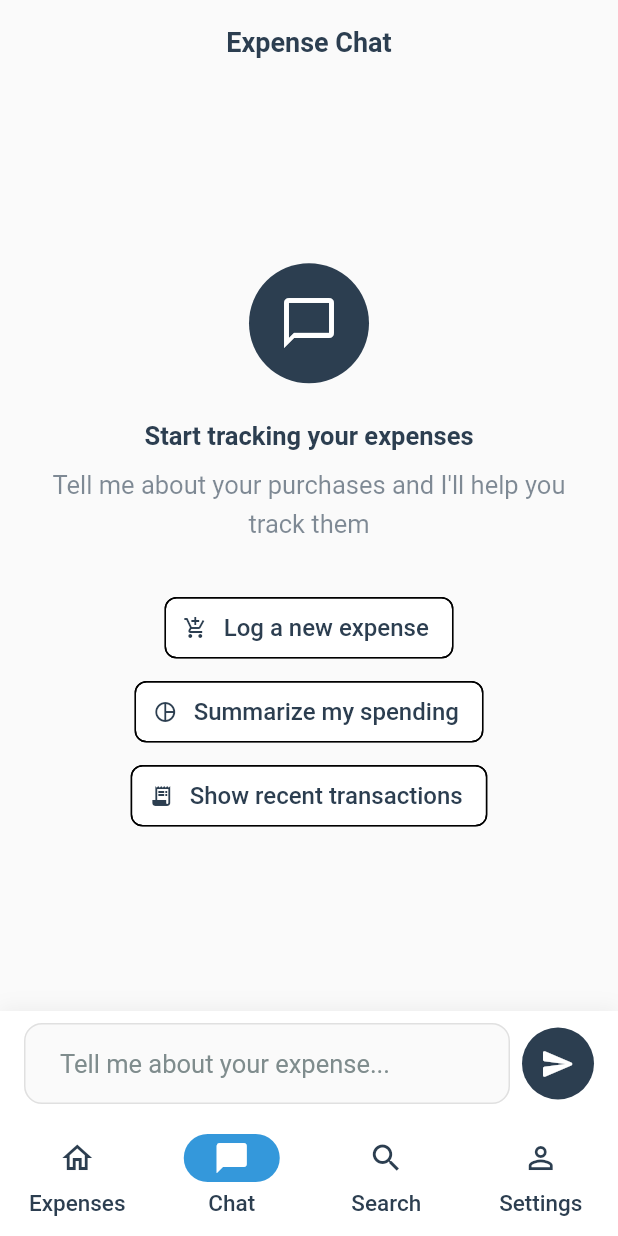
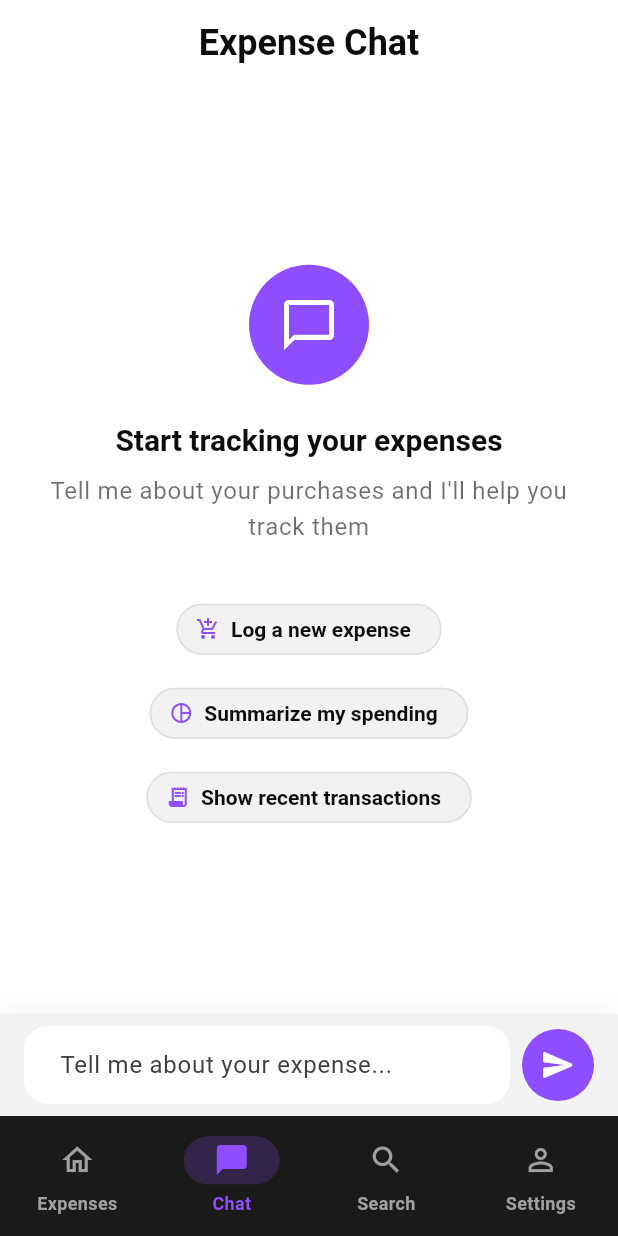
Before and after one commit to dmoreq/our_spends, a Flutter app: the screen it shows after launch, swiped to page 2, on a phone screen of 412 x 824 dp. Run offline on Flutter 3.47's test engine with Material 3 defaults, Android fonts, the phone set to English and light mode, and no system bars; our stand-ins replace flutter_svg, google_generative_ai, shared_preferences; Roboto replaces fonts that are missing (Urbanist).

Commit message:
refactor(app): update provider and theme implementation

```diff
--- a/lib/providers/expense_provider.dart
+++ b/lib/providers/expense_provider.dart
@@ -1,3 +1,5 @@
+import 'dart:async';
+
 import 'package:flutter/material.dart';
 import '../models/expense.dart';
 import '../services/api_service.dart';
@@ -14,14 +16,24 @@ class ExpenseProvider extends ChangeNotifier {
   String? _errorMessage;
   bool _isInitialized = false;
 
+  final _expenseStreamController = StreamController<List<Expense>>.broadcast();
+
   List<Expense> get expenses => _expenses;
   bool get isLoading => _isLoading;
   String? get errorMessage => _errorMessage;
   bool get isInitialized => _isInitialized;
 
+  Stream<List<Expense>> get expensesStream => _expenseStreamController.stream;
+
   ExpenseProvider() {
     _queryService = ExpenseQueryService();
     _initializeDatabase();
+  }
+
+  @override
+  void dispose() {
+    _expenseStreamController.close();
+    super.dispose();
   }
 
   Future<void> _initializeDatabase() async {
@@ -40,6 +52,7 @@ class ExpenseProvider extends ChangeNotifier {
       final expenses = await _databaseService.getExpenses();
       _expenses.clear();
       _expenses.addAll(expenses);
+      _expenseStreamController.add(_expenses);
       notifyListeners();
     } catch (e) {
       _setError('Failed to load expenses: ${e.toString()}');
--- a/lib/theme/app_theme.dart
+++ b/lib/theme/app_theme.dart
@@ -1,190 +1,169 @@
 import 'package:flutter/material.dart';
 
 class AppTheme {
-  // Minimalist color palette
-  static const Color _primaryColor = Color(0xFF2C3E50);
-  static const Color _secondaryColor = Color(0xFF3498DB);
-  static const Color _backgroundColor = Color(0xFFFAFAFA);
-  static const Color _surfaceColor = Colors.white;
-  static const Color _errorColor = Color(0xFFE74C3C);
-  static const Color _textPrimary = Color(0xFF2C3E50);
-  static const Color _textSecondary = Color(0xFF7F8C8D);
+  // AI Chat App UI inspired color palette
+  static const Color _primaryColor = Color(0xFF8E4DFF);
+  static const Color _secondaryColor = Color(0xFFB89CFF);
+  static const Color _accentColor = Color(0xFFFF7675);
+
+  // Light Theme Colors
+  static const Color _lightBackgroundColor = Color(0xFFFFFFFF);
+  static const Color _lightSurfaceColor = Color(0xFFF2F2F2);
+  static const Color _lightTextPrimary = Color(0xFF0D0D0D);
+  static const Color _lightTextSecondary = Color(0xFF404040);
+  static const Color _lightTextTertiary = Color(0xFF999999);
+
+  // Dark Theme Colors
+  static const Color _darkBackgroundColor = Color(0xFF0D0D0D);
+  static const Color _darkSurfaceColor = Color(0xFF1A1A1A);
+  static const Color _darkTextPrimary = Color(0xFFFFFFFF);
+  static const Color _darkTextSecondary = Color(0xFFA0A0A0);
+  static const Color _darkTextTertiary = Color(0xFF595959);
+
+  static const Color _errorColor = Color(0xFFE17055);
+  static const Color _successColor = Color(0xFF00B894);
 
   static ThemeData get lightTheme {
     return ThemeData(
       useMaterial3: true,
+      brightness: Brightness.light,
       colorScheme: const ColorScheme.light(
         primary: _primaryColor,
         secondary: _secondaryColor,
-        surface: _surfaceColor,
+        tertiary: _accentColor,
+        surface: _lightSurfaceColor,
+        background: _lightBackgroundColor,
         error: _errorColor,
         onPrimary: Colors.white,
-        onSecondary: Colors.white,
-        onSurface: _textPrimary,
+        onSecondary: Colors.black,
+        onSurface: _lightTextPrimary,
+        onBackground: _lightTextPrimary,
         onError: Colors.white,
+        outline: _lightTextTertiary,
+        surfaceContainerHighest: Color(0xFFE0E0E0),
       ),
-      scaffoldBackgroundColor: _backgroundColor,
+      scaffoldBackgroundColor: _lightBackgroundColor,
 
-      // Typography - Apple-inspired clean typography
-      textTheme: const TextTheme(
-        displayLarge: TextStyle(
-          fontSize: 34,
-          fontWeight: FontWeight.w700,
-          color: _textPrimary,
-          letterSpacing: -0.5,
+      // Typography
+      fontFamily: 'Urbanist',
+      textTheme: _textTheme.apply(
+        bodyColor: _lightTextPrimary,
+        displayColor: _lightTextPrimary,
       ),
-        displayMedium: TextStyle(
-          fontSize: 28,
-          fontWeight: FontWeight.w600,
-          color: _textPrimary,
-          letterSpacing: -0.25,
-        ),
-        displaySmall: TextStyle(
-          fontSize: 22,
-          fontWeight: FontWeight.w600,
-          color: _textPrimary,
-          letterSpacing: 0,
-        ),
-        headlineLarge: TextStyle(
-          fontSize: 20,
-          fontWeight: FontWeight.w600,
-          color: _textPrimary,
-          letterSpacing: 0,
-        ),
-        headlineMedium: TextStyle(
-          fontSize: 18,
-          fontWeight: FontWeight.w600,
-          color: _textPrimary,
-          letterSpacing: 0,
-        ),
-        headlineSmall: TextStyle(
-          fontSize: 17,
-          fontWeight: FontWeight.w600,
-          color: _textPrimary,
-          letterSpacing: 0,
-        ),
-        titleLarge: TextStyle(
-          fontSize: 17,
-          fontWeight: FontWeight.w600,
-          color: _textPrimary,
-          letterSpacing: 0,
-        ),
-        titleMedium: TextStyle(
-          fontSize: 16,
-          fontWeight: FontWeight.w500,
-          color: _textPrimary,
-          letterSpacing: 0,
-        ),
-        titleSmall: TextStyle(
-          fontSize: 15,
-          fontWeight: FontWeight.w500,
-          color: _textPrimary,
-          letterSpacing: 0,
-        ),
-        bodyLarge: TextStyle(
-          fontSize: 17,
-          fontWeight: FontWeight.w400,
-          color: _textPrimary,
-          letterSpacing: 0,
-        ),
-        bodyMedium: TextStyle(
-          fontSize: 16,
-          fontWeight: FontWeight.w400,
-          color: _textPrimary,
-          letterSpacing: 0,
-        ),
-        bodySmall: TextStyle(
-          fontSize: 15,
-          fontWeight: FontWeight.w400,
-          color: _textSecondary,
-          letterSpacing: 0,
-        ),
-        labelLarge: TextStyle(
-          fontSize: 16,
-          fontWeight: FontWeight.w500,
-          color: _textPrimary,
-          letterSpacing: 0,
-        ),
-        labelMedium: TextStyle(
-          fontSize: 15,
-          fontWeight: FontWeight.w500,
-          color: _textPrimary,
-          letterSpacing: 0,
-        ),
-        labelSmall: TextStyle(
-          fontSize: 13,
-          fontWeight: FontWeight.w500,
-          color: _textPrimary,
-          letterSpacing: 0,
+
+      // FloatingActionButton theme
+      floatingActionButtonTheme: const FloatingActionButtonThemeData(
+        backgroundColor: _primaryColor,
+        foregroundColor: Colors.white,
+        elevation: 6,
+        shape: RoundedRectangleBorder(
+          borderRadius: BorderRadius.all(Radius.circular(16)),
         ),
       ),
 
-      // AppBar theme - Flat design with no shadows
+      // NavigationBar theme
+      navigationBarTheme: NavigationBarThemeData(
+        backgroundColor: _darkSurfaceColor,
+        elevation: 8,
+        shadowColor: const Color(0x1A000000),
+        indicatorColor: _primaryColor.withOpacity(0.2),
+        labelTextStyle: WidgetStateProperty.resolveWith((states) {
+          if (states.contains(WidgetState.selected)) {
+            return const TextStyle(
+              fontSize: 12,
+              fontWeight: FontWeight.w700,
+              color: _primaryColor,
+            );
+          }
+          return const TextStyle(
+            fontSize: 12,
+            fontWeight: FontWeight.w600,
+            color: _darkTextSecondary,
+          );
+        }),
+        iconTheme: WidgetStateProperty.resolveWith((states) {
+          if (states.contains(WidgetState.selected)) {
+            return const IconThemeData(
+              color: _primaryColor,
+              size: 24,
+            );
+          }
+          return IconThemeData(
+            color: _darkTextSecondary,
+            size: 24,
+          );
+        }),
+      ),
+
+      // AppBar theme
       appBarTheme: const AppBarTheme(
-        backgroundColor: Colors.transparent,
+        backgroundColor: _lightBackgroundColor,
         elevation: 0,
-        scrolledUnderElevation: 0,
+        scrolledUnderElevation: 1,
+        shadowColor: Color(0x1A000000),
         centerTitle: true,
         titleTextStyle: TextStyle(
-          fontSize: 17,
-          fontWeight: FontWeight.w600,
-          color: _textPrimary,
-          letterSpacing: 0,
+          fontFamily: 'Urbanist',
+          fontSize: 20,
+          fontWeight: FontWeight.w700,
+          color: _lightTextPrimary,
         ),
-        iconTheme: IconThemeData(color: _textPrimary),
-        surfaceTintColor: Colors.transparent,
+        iconTheme: IconThemeData(color: _lightTextPrimary, size: 24),
+        surfaceTintColor: _lightBackgroundColor,
       ),
 
-      // Card theme - Flat design with no shadows
+      // Card theme
       cardTheme: CardThemeData(
-        color: _surfaceColor,
+        color: _lightSurfaceColor,
         elevation: 0,
-        shadowColor: Colors.transparent,
         shape: RoundedRectangleBorder(
-          borderRadius: BorderRadius.circular(12),
-          side: BorderSide(color: Colors.grey.shade200, width: 1),
+          borderRadius: BorderRadius.circular(16),
+          side: BorderSide(color: Colors.grey.shade300, width: 1),
         ),
+        margin: const EdgeInsets.symmetric(horizontal: 16, vertical: 8),
       ),
 
-      // Input decoration theme - Clean inputs
+      // Input decoration theme
       inputDecorationTheme: InputDecorationTheme(
         filled: true,
-        fillColor: _surfaceColor,
+        fillColor: _lightSurfaceColor,
         border: OutlineInputBorder(
-          borderRadius: BorderRadius.circular(12),
-          borderSide: BorderSide(color: Colors.grey.shade300),
+          borderRadius: BorderRadius.circular(16),
+          borderSide: BorderSide.none,
         ),
         enabledBorder: OutlineInputBorder(
-          borderRadius: BorderRadius.circular(12),
-          borderSide: BorderSide(color: Colors.grey.shade300),
+          borderRadius: BorderRadius.circular(16),
+          borderSide: BorderSide.none,
         ),
         focusedBorder: OutlineInputBorder(
-          borderRadius: BorderRadius.circular(12),
-          borderSide: const BorderSide(color: _secondaryColor, width: 2),
+          borderRadius: BorderRadius.circular(16),
+          borderSide: const BorderSide(color: _primaryColor, width: 2),
         ),
         errorBorder: OutlineInputBorder(
-          borderRadius: BorderRadius.circular(12),
+          borderRadius: BorderRadius.circular(16),
           borderSide: const BorderSide(color: _errorColor),
         ),
-        contentPadding: const EdgeInsets.symmetric(horizontal: 16, vertical: 16),
-        hintStyle: const TextStyle(color: _textSecondary),
+        contentPadding: const EdgeInsets.symmetric(horizontal: 20, vertical: 16),
+        hintStyle: const TextStyle(color: _lightTextSecondary, fontSize: 16),
+        labelStyle: const TextStyle(color: _lightTextSecondary, fontSize: 16),
       ),
 
-      // Elevated button theme - Flat design with no shadows
+      // Elevated button theme
       elevatedButtonTheme: ElevatedButtonThemeData(
         style: ElevatedButton.styleFrom(
           backgroundColor: _primaryColor,
           foregroundColor: Colors.white,
-          elevation: 0,
-          shadowColor: Colors.transparent,
+          elevation: 3,
+          shadowColor: _primaryColor.withOpacity(0.3),
           shape: RoundedRectangleBorder(
-            borderRadius: BorderRadius.circular(12),
+            borderRadius: BorderRadius.circular(16),
           ),
-          padding: const EdgeInsets.symmetric(horizontal: 24, vertical: 16),
+          padding: const EdgeInsets.symmetric(horizontal: 32, vertical: 16),
           textStyle: const TextStyle(
+            fontFamily: 'Urbanist',
             fontSize: 16,
-            fontWeight: FontWeight.w600,
-            letterSpacing: 0,
+            fontWeight: FontWeight.w700,
+            letterSpacing: -0.2,
           ),
         ),
       ),
@@ -192,45 +171,54 @@ class AppTheme {
       // Text button theme
       textButtonTheme: TextButtonThemeData(
         style: TextButton.styleFrom(
-          foregroundColor: _secondaryColor,
+          foregroundColor: _primaryColor,
           textStyle: const TextStyle(
+            fontFamily: 'Urbanist',
             fontSize: 16,
-            fontWeight: FontWeight.w500,
-            letterSpacing: 0.5,
+            fontWeight: FontWeight.w700,
           ),
         ),
       ),
 
-      // Icon theme
-      iconTheme: const IconThemeData(
-        color: _textSecondary,
-        size: 24,
+      // Chip theme
+      chipTheme: ChipThemeData(
+        backgroundColor: _lightSurfaceColor,
+        disabledColor: Colors.grey.shade300,
+        selectedColor: _primaryColor,
+        secondarySelectedColor: _primaryColor,
+        padding: const EdgeInsets.symmetric(horizontal: 12, vertical: 8),
+        shape: RoundedRectangleBorder(
+          borderRadius: BorderRadius.circular(20),
+          side: BorderSide(color: Colors.grey.shade300),
+        ),
+        labelStyle: const TextStyle(
+          color: _lightTextPrimary,
+          fontWeight: FontWeight.w600,
+        ),
+        secondaryLabelStyle: const TextStyle(
+          color: Colors.white,
+          fontWeight: FontWeight.w600,
+        ),
+        brightness: Brightness.light,
       ),
 
-      // Floating action button theme - Flat design
-      floatingActionButtonTheme: const FloatingActionButtonThemeData(
-        backgroundColor: _secondaryColor,
-        foregroundColor: Colors.white,
-        elevation: 0,
-        shape: CircleBorder(),
+      // Dialog theme
+      dialogTheme: DialogThemeData(
+        backgroundColor: _lightBackgroundColor,
+        shape: RoundedRectangleBorder(
+          borderRadius: BorderRadius.circular(24),
         ),
-
-      // Bottom navigation bar theme - Flat design
-      bottomNavigationBarTheme: const BottomNavigationBarThemeData(
-        backgroundColor: _surfaceColor,
-        selectedItemColor: _secondaryColor,
-        unselectedItemColor: _textSecondary,
-        type: BottomNavigationBarType.fixed,
-        elevation: 0,
-        selectedLabelStyle: TextStyle(fontSize: 13, fontWeight: FontWeight.w600),
-        unselectedLabelStyle: TextStyle(fontSize: 13, fontWeight: FontWeight.w400),
+        titleTextStyle: TextStyle(
+          fontFamily: 'Urbanist',
+          fontSize: 20,
+          fontWeight: FontWeight.w700,
+          color: _lightTextPrimary,
         ),
-
-      // Divider theme
-      dividerTheme: DividerThemeData(
-        color: Colors.grey.shade200,
-        thickness: 1,
-        space: 1,
+        contentTextStyle: TextStyle(
+          fontFamily: 'Urbanist',
+          fontSize: 16,
+          color: _lightTextSecondary,
+        ),
       ),
     );
   }
@@ -238,98 +226,267 @@ class AppTheme {
   static ThemeData get darkTheme {
     return ThemeData(
       useMaterial3: true,
+      brightness: Brightness.dark,
       colorScheme: const ColorScheme.dark(
-        primary: Color(0xFF3498DB),
-        secondary: Color(0xFF2ECC71),
-        surface: Color(0xFF2C3E50),
-        error: Color(0xFFE74C3C),
+        primary: _primaryColor,
+        secondary: _secondaryColor,
+        tertiary: _accentColor,
+        surface: _darkSurfaceColor,
+        background: _darkBackgroundColor,
+        error: _errorColor,
         onPrimary: Colors.white,
-        onSecondary: Colors.white,
-        onSurface: Colors.white,
+        onSecondary: Colors.black,
+        onSurface: _darkTextPrimary,
+        onBackground: _darkTextPrimary,
         onError: Colors.white,
+        outline: _darkTextTertiary,
+        surfaceContainerHighest: Color(0xFF333333),
       ),
-      scaffoldBackgroundColor: const Color(0xFF1A252F),
+      scaffoldBackgroundColor: _darkBackgroundColor,
 
-      // Similar structure for dark theme with appropriate colors
-      textTheme: const TextTheme(
+      // Typography
+      fontFamily: 'Urbanist',
+      textTheme: _textTheme.apply(
+        bodyColor: _darkTextPrimary,
+        displayColor: _darkTextPrimary,
+      ),
+
+      // FloatingActionButton theme
+      floatingActionButtonTheme: const FloatingActionButtonThemeData(
+        backgroundColor: _primaryColor,
+        foregroundColor: Colors.white,
+        elevation: 6,
+        shape: RoundedRectangleBorder(
+          borderRadius: BorderRadius.all(Radius.circular(16)),
+        ),
+      ),
+
+      // NavigationBar theme
+      navigationBarTheme: NavigationBarThemeData(
+        backgroundColor: _darkSurfaceColor,
+        elevation: 8,
+        shadowColor: const Color(0x1A000000),
+        indicatorColor: _primaryColor.withOpacity(0.2),
+        labelTextStyle: WidgetStateProperty.resolveWith((states) {
+          if (states.contains(WidgetState.selected)) {
+            return const TextStyle(
+              fontSize: 12,
+              fontWeight: FontWeight.w700,
+              color: _primaryColor,
+            );
+          }
+          return const TextStyle(
+            fontSize: 12,
+            fontWeight: FontWeight.w600,
+            color: _darkTextSecondary,
+          );
+        }),
+        iconTheme: WidgetStateProperty.resolveWith((states) {
+          if (states.contains(WidgetState.selected)) {
+            return const IconThemeData(
+              color: _primaryColor,
+              size: 24,
+            );
+          }
+          return IconThemeData(
+            color: _darkTextSecondary,
+            size: 24,
+          );
+        }),
+      ),
+
+      // AppBar theme
+      appBarTheme: const AppBarTheme(
+        backgroundColor: _darkBackgroundColor,
+        elevation: 0,
+        scrolledUnderElevation: 1,
+        shadowColor: Color(0x1A000000),
+        centerTitle: true,
+        titleTextStyle: TextStyle(
+          fontFamily: 'Urbanist',
+          fontSize: 20,
+          fontWeight: FontWeight.w700,
+          color: _darkTextPrimary,
+        ),
+        iconTheme: IconThemeData(color: _darkTextPrimary, size: 24),
+        surfaceTintColor: _darkBackgroundColor,
+      ),
+
+      // Card theme
+      cardTheme: CardThemeData(
+        color: _darkSurfaceColor,
+        elevation: 0,
+        shape: RoundedRectangleBorder(
+          borderRadius: BorderRadius.circular(16),
+          side: BorderSide(color: Colors.grey.shade800, width: 1),
+        ),
+        margin: const EdgeInsets.symmetric(horizontal: 16, vertical: 8),
+      ),
+
+      // Input decoration theme
+      inputDecorationTheme: InputDecorationTheme(
+        filled: true,
+        fillColor: _darkSurfaceColor,
+        border: OutlineInputBorder(
+          borderRadius: BorderRadius.circular(16),
+          borderSide: BorderSide.none,
+        ),
+        enabledBorder: OutlineInputBorder(
+          borderRadius: BorderRadius.circular(16),
+          borderSide: BorderSide.none,
+        ),
+        focusedBorder: OutlineInputBorder(
+          borderRadius: BorderRadius.circular(16),
+          borderSide: const BorderSide(color: _primaryColor, width: 2),
+        ),
+        errorBorder: OutlineInputBorder(
+          borderRadius: BorderRadius.circular(16),
+          borderSide: const BorderSide(color: _errorColor),
+        ),
+        contentPadding: const EdgeInsets.symmetric(horizontal: 20, vertical: 16),
+        hintStyle: const TextStyle(color: _darkTextSecondary, fontSize: 16),
+        labelStyle: const TextStyle(color: _darkTextSecondary, fontSize: 16),
+      ),
+
+      // Elevated button theme
+      elevatedButtonTheme: ElevatedButtonThemeData(
+        style: ElevatedButton.styleFrom(
+          backgroundColor: _primaryColor,
+          foregroundColor: Colors.white,
+          elevation: 3,
+          shadowColor: _primaryColor.withOpacity(0.3),
+          shape: RoundedRectangleBorder(
+            borderRadius: BorderRadius.circular(16),
+          ),
+          padding: const EdgeInsets.symmetric(horizontal: 32, vertical: 16),
+          textStyle: const TextStyle(
+            fontFamily: 'Urbanist',
+            fontSize: 16,
+            fontWeight: FontWeight.w700,
+            letterSpacing: -0.2,
+          ),
+        ),
+      ),
+
+      // Text button theme
+      textButtonTheme: TextButtonThemeData(
+        style: TextButton.styleFrom(
+          foregroundColor: _primaryColor,
+          textStyle: const TextStyle(
+            fontFamily: 'Urbanist',
+            fontSize: 16,
+            fontWeight: FontWeight.w700,
+          ),
+        ),
+      ),
+
+      // Chip theme
+      chipTheme: ChipThemeData(
+        backgroundColor: _darkSurfaceColor,
+        disabledColor: Colors.grey.shade800,
+        selectedColor: _primaryColor,
+        secondarySelectedColor: _primaryColor,
+        padding: const EdgeInsets.symmetric(horizontal: 12, vertical: 8),
+        shape: RoundedRectangleBorder(
+          borderRadius: BorderRadius.circular(20),
+          side: BorderSide(color: Colors.grey.shade800),
+        ),
+        labelStyle: const TextStyle(
+          color: _darkTextPrimary,
+          fontWeight: FontWeight.w600,
+        ),
+        secondaryLabelStyle: const TextStyle(
+          color: Colors.white,
+          fontWeight: FontWeight.w600,
+        ),
+        brightness: Brightness.dark,
+      ),
+
+      // Dialog theme
+      dialogTheme: DialogThemeData(
+        backgroundColor: _darkSurfaceColor,
+        shape: RoundedRectangleBorder(
+          borderRadius: BorderRadius.circular(24),
+        ),
+        titleTextStyle: TextStyle(
+          fontFamily: 'Urbanist',
+          fontSize: 20,
+          fontWeight: FontWeight.w700,
+          color: _darkTextPrimary,
+        ),
+        contentTextStyle: TextStyle(
+          fontFamily: 'Urbanist',
+          fontSize: 16,
+          color: _darkTextSecondary,
+        ),
+      ),
+    );
+  }
+
+  static const TextTheme _textTheme = TextTheme(
     displayLarge: TextStyle(
-          fontSize: 32,
-          fontWeight: FontWeight.w300,
-          color: Colors.white,
-          letterSpacing: -0.5,
+      fontSize: 48,
+      fontWeight: FontWeight.w700,
+      letterSpacing: -1.5,
     ),
     displayMedium: TextStyle(
-          fontSize: 28,
-          fontWeight: FontWeight.w300,
-          color: Colors.white,
+      fontSize: 40,
+      fontWeight: FontWeight.w700,
+      letterSpacing: -1.0,
+    ),
+    displaySmall: TextStyle(
+      fontSize: 32,
+      fontWeight: FontWeight.w700,
       letterSpacing: -0.5,
     ),
     headlineLarge: TextStyle(
-          fontSize: 24,
-          fontWeight: FontWeight.w400,
-          color: Colors.white,
+      fontSize: 28,
+      fontWeight: FontWeight.w700,
       letterSpacing: -0.25,
     ),
     headlineMedium: TextStyle(
+      fontSize: 24,
+      fontWeight: FontWeight.w700,
+    ),
+    headlineSmall: TextStyle(
       fontSize: 20,
-          fontWeight: FontWeight.w400,
-          color: Colors.white,
-          letterSpacing: -0.25,
+      fontWeight: FontWeight.w700,
     ),
     titleLarge: TextStyle(
       fontSize: 18,
-          fontWeight: FontWeight.w500,
-          color: Colors.white,
-          letterSpacing: 0,
+      fontWeight: FontWeight.w700,
     ),
     titleMedium: TextStyle(
       fontSize: 16,
-          fontWeight: FontWeight.w500,
-          color: Colors.white,
-          letterSpacing: 0.15,
+      fontWeight: FontWeight.w700,
+    ),
+    titleSmall: TextStyle(
+      fontSize: 14,
+      fontWeight: FontWeight.w700,
     ),
     bodyLarge: TextStyle(
       fontSize: 16,
       fontWeight: FontWeight.w400,
-          color: Colors.white,
-          letterSpacing: 0.5,
     ),
     bodyMedium: TextStyle(
       fontSize: 14,
       fontWeight: FontWeight.w400,
-          color: Colors.white,
-          letterSpacing: 0.25,
     ),
     bodySmall: TextStyle(
       fontSize: 12,
       fontWeight: FontWeight.w400,
-          color: Color(0xFFBDC3C7),
-          letterSpacing: 0.4,
     ),
+    labelLarge: TextStyle(
+      fontSize: 16,
+      fontWeight: FontWeight.w600,
     ),
-
-      appBarTheme: const AppBarTheme(
-        backgroundColor: Colors.transparent,
-        elevation: 0,
-        scrolledUnderElevation: 0,
-        centerTitle: true,
-        titleTextStyle: TextStyle(
-          fontSize: 18,
-          fontWeight: FontWeight.w500,
-          color: Colors.white,
-          letterSpacing: 0,
+    labelMedium: TextStyle(
+      fontSize: 14,
+      fontWeight: FontWeight.w600,
     ),
-        iconTheme: IconThemeData(color: Colors.white),
-      ),
-
-      cardTheme: CardThemeData(
-        color: const Color(0xFF2C3E50),
-        elevation: 2,
-        shadowColor: Colors.black.withValues(alpha: 0.3),
-        shape: RoundedRectangleBorder(
-          borderRadius: BorderRadius.circular(12),
-        ),
+    labelSmall: TextStyle(
+      fontSize: 12,
+      fontWeight: FontWeight.w600,
     ),
   );
 }
-}
```
Lines whose indentation alone changed are shown as unchanged.
